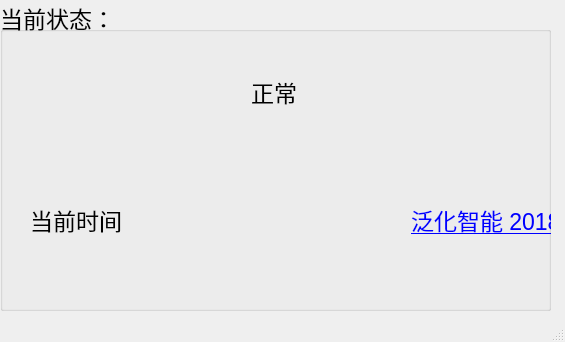
Qt form firstMainWin.ui (Zuxin/NVRWarning) before a commit.
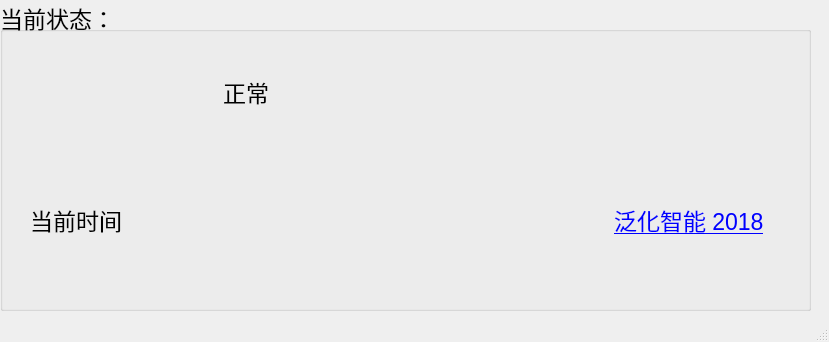
The same form after that commit.

Commit message: 改善页面逻辑

Diff of the .ui file:
```diff
--- a/firstMainWin.ui
+++ b/firstMainWin.ui
@@ -6,7 +6,7 @@
    <rect>
     <x>0</x>
     <y>0</y>
-    <width>565</width>
+    <width>829</width>
     <height>342</height>
    </rect>
   </property>
@@ -19,7 +19,7 @@
      <rect>
       <x>0</x>
       <y>0</y>
-      <width>551</width>
+      <width>811</width>
       <height>311</height>
      </rect>
     </property>
@@ -36,18 +36,11 @@
       <rect>
        <x>30</x>
        <y>30</y>
-       <width>531</width>
+       <width>771</width>
        <height>251</height>
       </rect>
      </property>
      <layout class="QGridLayout" name="gridLayout">
-      <item row="0" column="3">
-       <widget class="QLabel" name="label">
-        <property name="text">
-         <string>正常</string>
-        </property>
-       </widget>
-      </item>
       <item row="1" column="4">
        <spacer name="horizontalSpacer_3">
         <property name="orientation">
@@ -117,6 +110,13 @@
         </property>
        </widget>
       </item>
+      <item row="0" column="2" colspan="3">
+       <widget class="QLabel" name="label">
+        <property name="text">
+         <string>正常</string>
+        </property>
+       </widget>
+      </item>
      </layout>
     </widget>
    </widget>
```
The commit also changes 2 other files.
